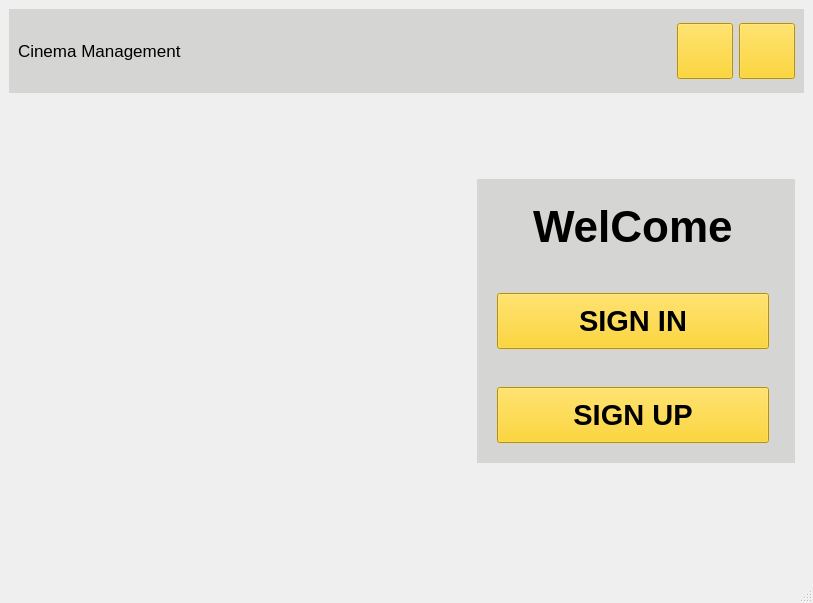
The window that mainwindow.ui (ItsArtaz/cinema_management) describes before a commit, drawn with Qt 5.
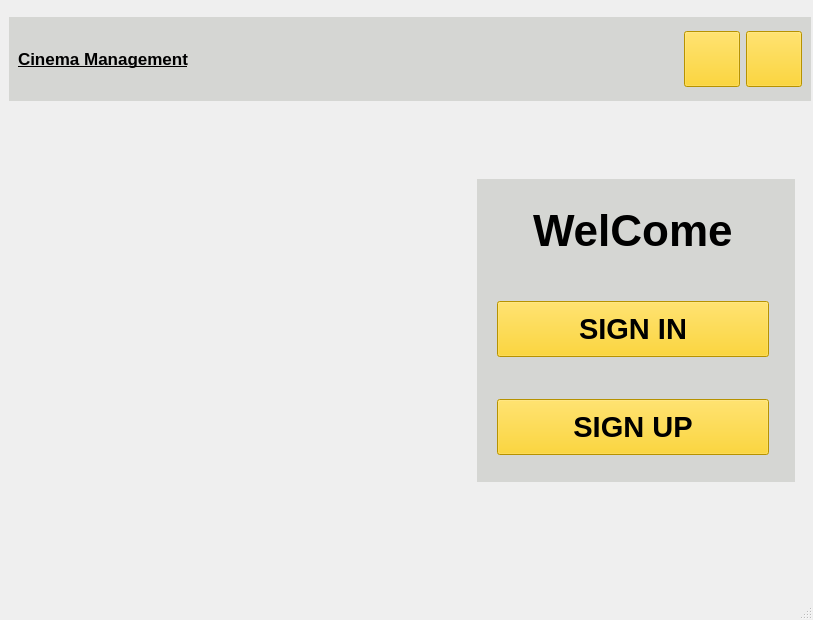
The same window after the commit. Icons and pictures are not drawn.

The edit to the form file:
```diff
--- a/mainwindow.ui
+++ b/mainwindow.ui
@@ -7,9 +7,27 @@
     <x>0</x>
     <y>0</y>
     <width>813</width>
-    <height>603</height>
+    <height>620</height>
    </rect>
   </property>
+  <property name="sizePolicy">
+   <sizepolicy hsizetype="Fixed" vsizetype="Fixed">
+    <horstretch>0</horstretch>
+    <verstretch>0</verstretch>
+   </sizepolicy>
+  </property>
+  <property name="minimumSize">
+   <size>
+    <width>813</width>
+    <height>620</height>
+   </size>
+  </property>
+  <property name="maximumSize">
+   <size>
+    <width>813</width>
+    <height>620</height>
+   </size>
+  </property>
   <property name="windowTitle">
    <string>MainWindow</string>
   </property>
@@ -35,12 +53,30 @@
 }</string>
   </property>
   <widget class="QWidget" name="centralwidget">
+   <property name="sizePolicy">
+    <sizepolicy hsizetype="Fixed" vsizetype="Fixed">
+     <horstretch>0</horstretch>
+     <verstretch>0</verstretch>
+    </sizepolicy>
+   </property>
+   <property name="minimumSize">
+    <size>
+     <width>500</width>
+     <height>600</height>
+    </size>
+   </property>
    <layout class="QVBoxLayout" name="verticalLayout">
     <item>
      <widget class="QWidget" name="hwidget" native="true">
       <property name="minimumSize">
        <size>
-        <width>50</width>
+        <width>802</width>
+        <height>84</height>
+       </size>
+      </property>
+      <property name="maximumSize">
+       <size>
+        <width>131</width>
         <height>67</height>
        </size>
       </property>
@@ -56,6 +92,9 @@
          <property name="font">
           <font>
            <pointsize>13</pointsize>
+           <weight>75</weight>
+           <bold>true</bold>
+           <underline>true</underline>
           </font>
          </property>
          <property name="text">
@@ -74,7 +113,7 @@
          <property name="sizeHint" stdset="0">
           <size>
            <width>613</width>
-           <height>20</height>
+           <height>63</height>
           </size>
          </property>
         </spacer>
@@ -268,7 +307,7 @@
             </property>
             <property name="maximumSize">
              <size>
-              <width>56</width>
+              <width>272</width>
               <height>56</height>
              </size>
             </property>
```
